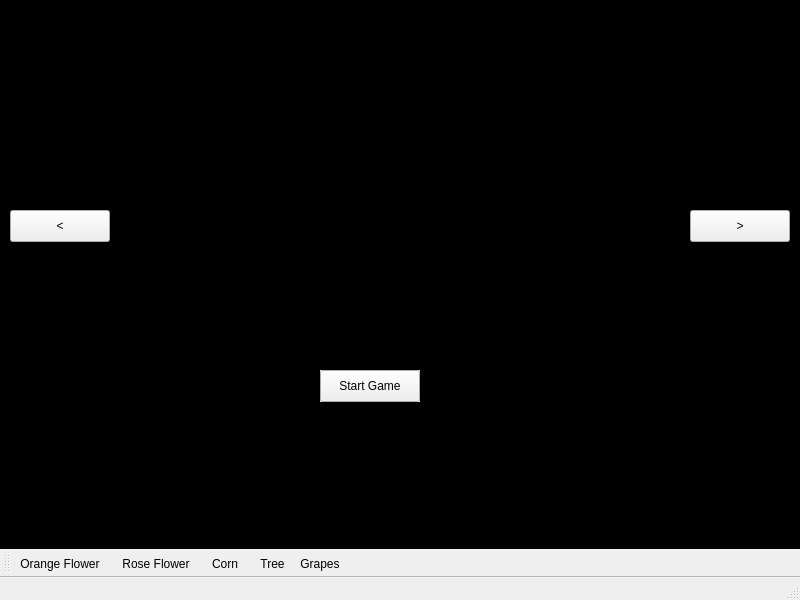
scottskidmore/EducationGame, file EducationalApplication/mainwindow.ui: the form before one commit.
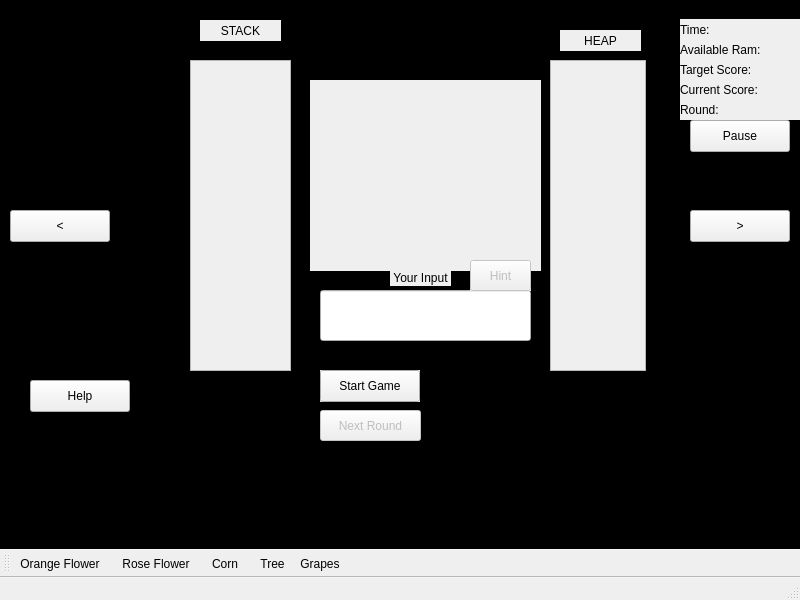
The form after the commit. Icons and pictures are not drawn. Custom widgets are drawn as their Qt base class.

Commit message: Round Tracker

```diff
--- a/EducationalApplication/mainwindow.ui
+++ b/EducationalApplication/mainwindow.ui
@@ -14,7 +14,7 @@
    <string>MainWindow</string>
   </property>
   <property name="windowIcon">
-   <iconset>
+   <iconset resource="Resource.qrc">
     <normaloff>:/Background/Images/Background.png</normaloff>:/Background/Images/Background.png</iconset>
   </property>
   <widget class="QWidget" name="centralwidget">
@@ -358,7 +358,7 @@
     <property name="geometry">
      <rect>
       <x>690</x>
-      <y>100</y>
+      <y>120</y>
       <width>100</width>
       <height>32</height>
      </rect>
@@ -367,6 +367,23 @@
      <string>Pause</string>
     </property>
    </widget>
+   <widget class="QLabel" name="RoundLabel">
+    <property name="geometry">
+     <rect>
+      <x>680</x>
+      <y>100</y>
+      <width>121</width>
+      <height>20</height>
+     </rect>
+    </property>
+    <property name="autoFillBackground">
+     <bool>true</bool>
+    </property>
+    <property name="text">
+     <string>Round:</string>
+    </property>
+   </widget>
+   <zorder>startLabel</zorder>
    <zorder>CurrentScoreLabel</zorder>
    <zorder>timerLabel</zorder>
    <zorder>scrollArea_2</zorder>
@@ -382,10 +399,10 @@
    <zorder>scrollArea</zorder>
    <zorder>startRound</zorder>
    <zorder>pauseButton</zorder>
-   <zorder>startLabel</zorder>
    <zorder>previousSlide</zorder>
    <zorder>nextSlide</zorder>
    <zorder>startButton</zorder>
+   <zorder>RoundLabel</zorder>
   </widget>
   <widget class="QMenuBar" name="menubar">
    <property name="geometry">
@@ -528,7 +545,7 @@
   </widget>
   <action name="actionFlower">
    <property name="icon">
-    <iconset>
+    <iconset resource="Resource.qrc">
      <normaloff>:/Flowers/Images/flower.png</normaloff>:/Flowers/Images/flower.png</iconset>
    </property>
    <property name="text">
@@ -543,7 +560,7 @@
   </action>
   <action name="actionPotato">
    <property name="icon">
-    <iconset>
+    <iconset resource="Resource.qrc">
      <normaloff>:/Flowers/Images/potato.png</normaloff>:/Flowers/Images/potato.png</iconset>
    </property>
    <property name="text">
@@ -558,7 +575,7 @@
   </action>
   <action name="actionCorn">
    <property name="icon">
-    <iconset>
+    <iconset resource="Resource.qrc">
      <normaloff>:/Flowers/Images/corn.png</normaloff>:/Flowers/Images/corn.png</iconset>
    </property>
    <property name="text">
@@ -573,7 +590,7 @@
   </action>
   <action name="actionTree">
    <property name="icon">
-    <iconset>
+    <iconset resource="Resource.qrc">
      <normaloff>:/Flowers/Images/tree_new.png</normaloff>:/Flowers/Images/tree_new.png</iconset>
    </property>
    <property name="text">
@@ -588,7 +605,7 @@
   </action>
   <action name="actionGrapes">
    <property name="icon">
-    <iconset>
+    <iconset resource="Resource.qrc">
      <normaloff>:/Flowers/Images/grapes_new.png</normaloff>:/Flowers/Images/grapes_new.png</iconset>
    </property>
    <property name="text">
```
Left out of the diff: 4 changed lines with no effect on the pictures. The commit also changes 4 other files.
